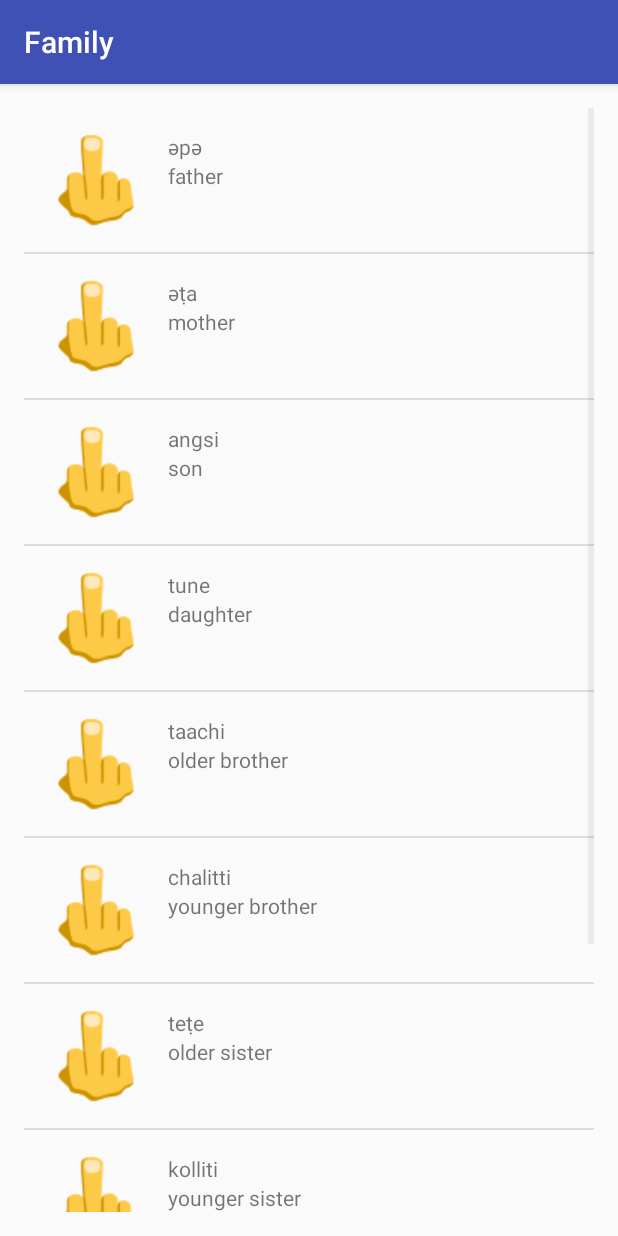
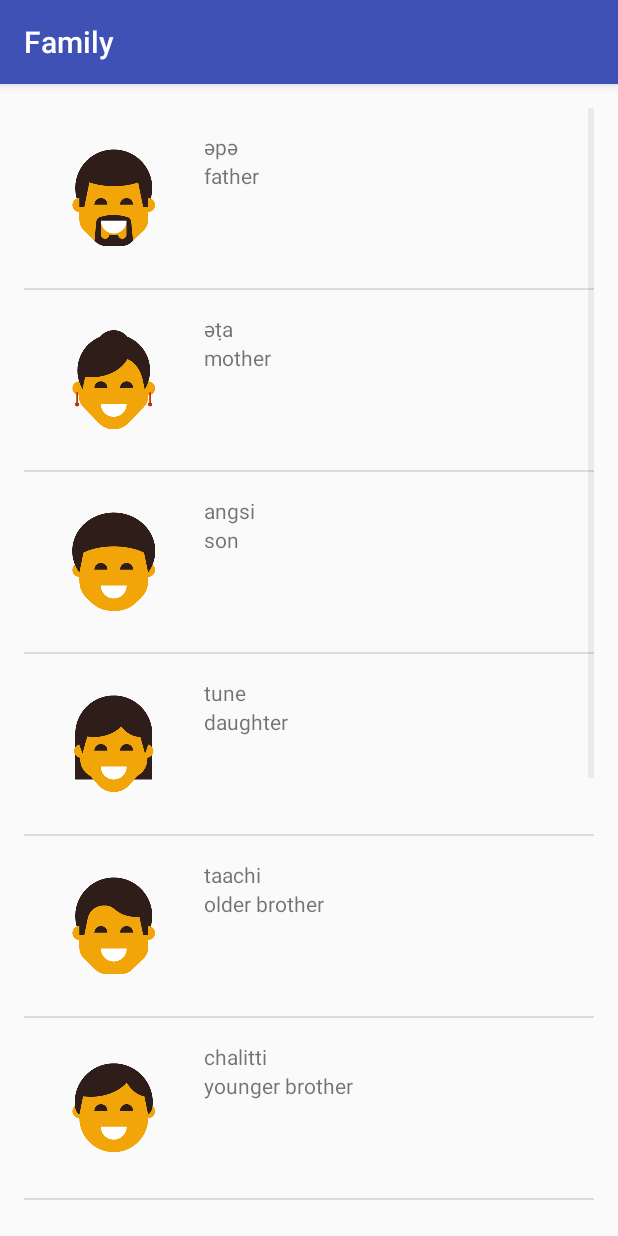
Before and after one commit to srikanth0905/MiwokApp, an Android app: the FamilyMembers screen opened directly, with no data from a screen before it, on a phone screen of 412 x 824 dp. Run offline under Robolectric (Android 15) with nearby library versions, the light colour scheme and no system bars.

Commit message:
added Image resources to Numbers, FamilyMembers and Colors

```diff
--- a/app/src/main/java/com/example/greymat9er/miwokapp/FamilyMembers.java
+++ b/app/src/main/java/com/example/greymat9er/miwokapp/FamilyMembers.java
@@ -17,16 +17,16 @@ public class FamilyMembers extends AppCompatActivity {
         ArrayList<Word> words = new ArrayList<>();
 
         //adding the words to ArrayList
-        words.add(new Word("father", "әpә"));
-        words.add(new Word("mother", "әṭa"));
-        words.add(new Word("son", "angsi"));
-        words.add(new Word("daughter", "tune"));
-        words.add(new Word("older brother", "taachi"));
-        words.add(new Word("younger brother", "chalitti"));
-        words.add(new Word("older sister", "teṭe"));
-        words.add(new Word("younger sister", "kolliti"));
-        words.add(new Word("grandmother", "ama"));
-        words.add(new Word("grandfather", "paapa"));
+        words.add(new Word("father", "әpә", R.drawable.family_father));
+        words.add(new Word("mother", "әṭa", R.drawable.family_mother));
+        words.add(new Word("son", "angsi", R.drawable.family_son));
+        words.add(new Word("daughter", "tune", R.drawable.family_daughter));
+        words.add(new Word("older brother", "taachi", R.drawable.family_older_brother));
+        words.add(new Word("younger brother", "chalitti", R.drawable.family_younger_brother));
+        words.add(new Word("older sister", "teṭe", R.drawable.family_older_sister));
+        words.add(new Word("younger sister", "kolliti", R.drawable.family_younger_sister));
+        words.add(new Word("grandmother", "ama", R.drawable.family_grandmother));
+        words.add(new Word("grandfather", "paapa", R.drawable.family_grandfather));
 
         WordAdapter adapter = new WordAdapter(this, words);
         ListView listView = findViewById(R.id.list);
--- a/app/src/main/java/com/example/greymat9er/miwokapp/Word.java
+++ b/app/src/main/java/com/example/greymat9er/miwokapp/Word.java
@@ -8,7 +8,16 @@ public class Word {
     //Miwok translation for the word
     private String mMiwokTranslation;
 
-    public Word (String defaultTranslation, String miwokTranslation){
+    //Resource id for images
+    private int mImageResourceId;
+
+    public Word(String defaultTranslation, String miwokTranslation, int imageResource) {
+        mDefaultTranslation = defaultTranslation;
+        mMiwokTranslation = miwokTranslation;
+        mImageResourceId = imageResource;
+    }
+
+    public Word(String defaultTranslation, String miwokTranslation) {
         mDefaultTranslation = defaultTranslation;
         mMiwokTranslation = miwokTranslation;
     }
@@ -20,4 +29,8 @@ public class Word {
     public String getMiwokTranslation() {
         return mMiwokTranslation;
     }
+
+    public int getImageResourceId() {
+        return mImageResourceId;
+    }
 }
--- a/app/src/main/java/com/example/greymat9er/miwokapp/WordAdapter.java
+++ b/app/src/main/java/com/example/greymat9er/miwokapp/WordAdapter.java
@@ -7,6 +7,7 @@ import android.view.LayoutInflater;
 import android.view.View;
 import android.view.ViewGroup;
 import android.widget.ArrayAdapter;
+import android.widget.ImageView;
 import android.widget.TextView;
 
 import java.util.ArrayList;
@@ -56,6 +57,9 @@ public class WordAdapter extends ArrayAdapter<Word> {
         // set this text on the name TextView
         miwokTextView.setText(currentWord.getMiwokTranslation());
 
+        ImageView imageView = listItemView.findViewById(R.id.image);
+        imageView.setImageResource(currentWord.getImageResourceId());
+
         return listItemView;
     }
 }
```
Also changed, not shown: app/src/main/java/com/example/greymat9er/miwokapp/Colors.java (+8 -8 lines), app/src/main/java/com/example/greymat9er/miwokapp/NumbersActivity.java (+10 -10 lines).
